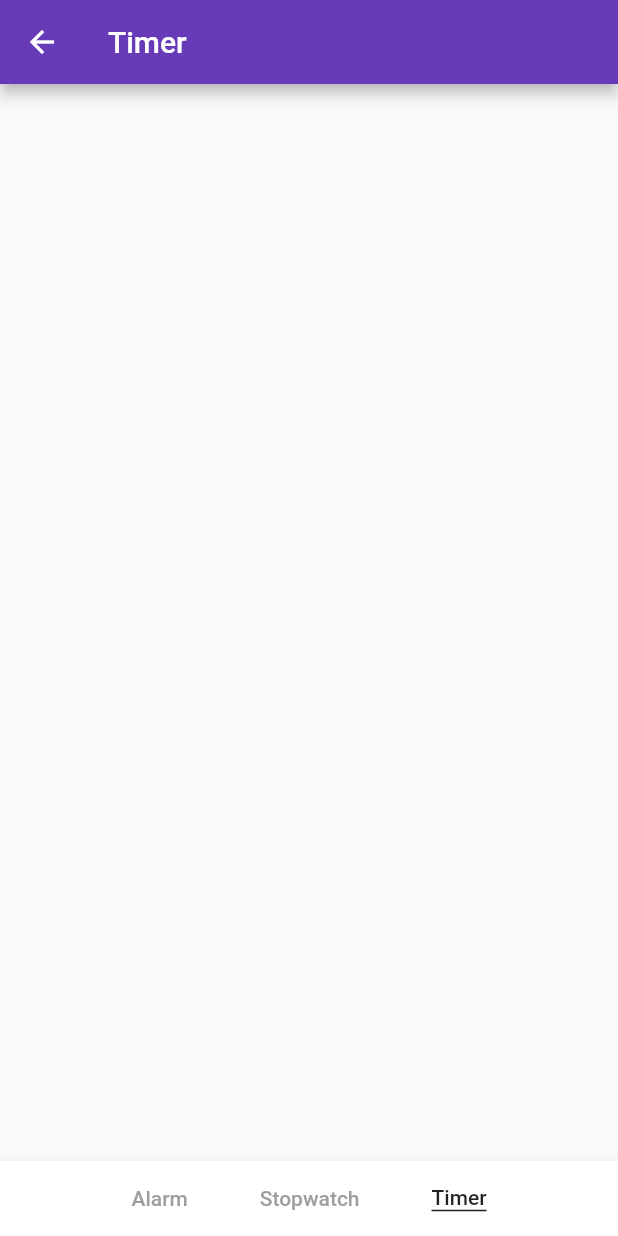
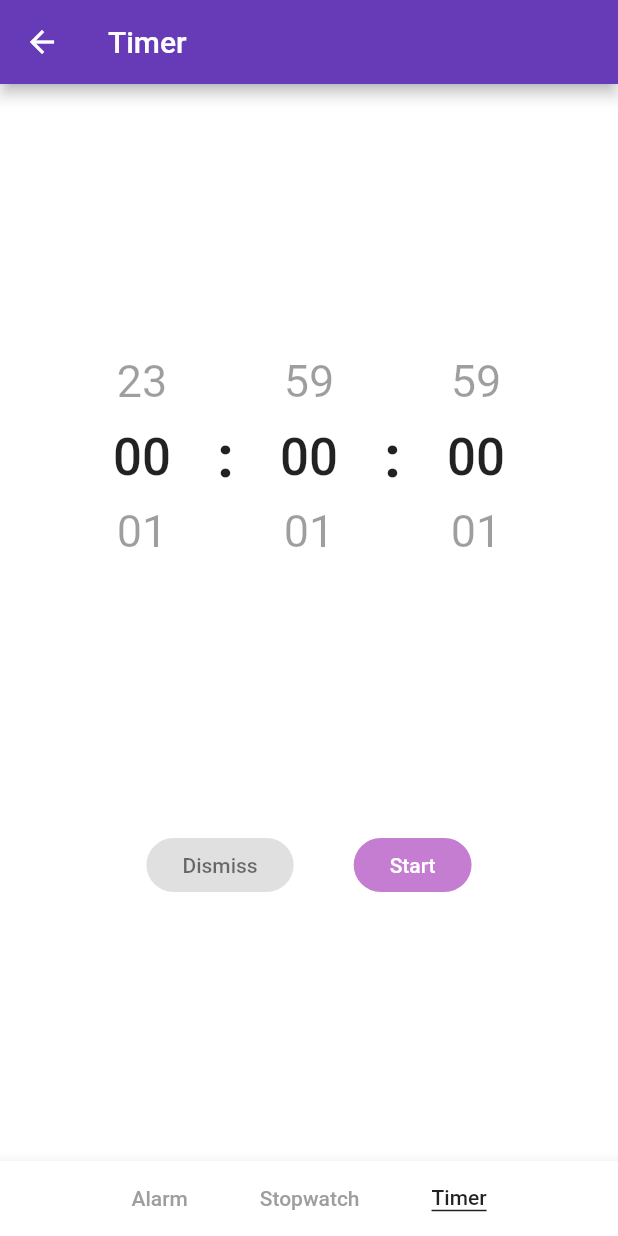
Before and after one commit to GeneralNight/flutter_clock, a Flutter app: the TimerPage screen opened by its route, on a phone screen of 412 x 824 dp. Run offline on Flutter 3.47's test engine with Material 2 defaults, Android fonts, the phone set to English and light mode, and no system bars; drawn by our look-alikes of numberpicker.

Commit message:
Timer page and their components

```diff
--- /dev/null
+++ b/lib/modules/timer/controllers/timer_controller.dart
@@ -0,0 +1,103 @@
+import 'dart:async';
+
+import 'package:flutter/material.dart';
+
+class MyTimer extends ChangeNotifier {
+
+  static MyTimer timer = MyTimer();
+
+  Timer? _timer;
+  int _time = 0;
+  int _initialTime = 0;
+  int _seconds = 0;
+  int _minutes = 0;
+  int _hours = 0;
+  final int _tick = 50;
+  bool _isStarted = false;
+  bool _isRunning = false;
+
+
+
+  int get time => _time;
+  int get initialTime => _initialTime;
+  int get tick => _tick;
+  int get hours => _hours;
+  int get minutes => _minutes;
+  int get seconds => _seconds;
+  bool get isRunning => _isRunning;
+  bool get isStarted => _isStarted;
+
+  void setTime(int time) {
+    _initialTime = time;
+    _time = _initialTime;
+    notifyListeners();
+  }
+
+  void startTimer() {
+    if(_time==0) return;
+    _hours = hours;
+    _minutes = minutes;
+    _seconds = seconds;
+    _isStarted = true;
+    _isRunning = true;
+
+    _timer = Timer.periodic(Duration(milliseconds: _tick), (timer) {
+      if(_time==0) {
+        stopTimer();
+        reset();
+        return;
+      }
+
+      calcTime();
+
+      notifyListeners();
+    });
+  }
+
+  void stopTimer() {
+    if (_isStarted) {
+      _isRunning = false;
+      _timer!.cancel();
+    }
+    notifyListeners();
+  }
+
+  void continueTimer() {
+    if(_isRunning || !_isStarted) {
+      return;
+    }
+
+    _isRunning = true;
+
+    _timer = Timer.periodic(Duration(milliseconds: _tick), (timer) {
+      if(_time==0) {
+        stopTimer();
+        reset();
+        return;
+      }
+
+      calcTime();
+
+      notifyListeners();
+    });
+  }
+
+  void calcTime() {
+    _time-=_tick;
+
+    _seconds = (_time / 1000).floor() % 60;
+    _minutes = (_time / 60000).floor() % 60;
+    _hours = (_time / 3600000).floor();
+  }
+
+  void reset() {
+    _time = 0;
+    _seconds = 0;
+    _hours = 0;
+    _minutes = 0;
+    _isStarted = false;
+    _isRunning = false;
+    notifyListeners();
+  }
+
+}
--- a/lib/modules/timer/timer_page.dart
+++ b/lib/modules/timer/timer_page.dart
@@ -1,4 +1,8 @@
 import 'package:alarm_clock/app_bottom_bar.dart';
+import 'package:alarm_clock/modules/timer/controllers/timer_controller.dart';
+import 'package:alarm_clock/modules/timer/widgets/running_timer_text.dart';
+import 'package:alarm_clock/modules/timer/widgets/start_timer_inputs.dart';
+import 'package:alarm_clock/modules/timer/widgets/timer_buttons.dart';
 import 'package:flutter/material.dart';
 
 class TimerPage extends StatefulWidget {
@@ -9,12 +13,30 @@ class TimerPage extends StatefulWidget {
 }
 
 class _TimerPageState extends State<TimerPage> {
+
+  final myTimer = MyTimer.timer;
+
   @override
   Widget build(BuildContext context) {
     return Scaffold(
       appBar: AppBar(
         title: const Text('Timer',textDirection: TextDirection.ltr),
       ),
+      body: Container(
+        color: Colors.white,
+        child: Column(
+          mainAxisAlignment: MainAxisAlignment.spaceEvenly,
+          crossAxisAlignment: CrossAxisAlignment.center,
+          children: [
+            AnimatedBuilder(animation: myTimer, builder: (context, child) {
+              return !myTimer.isStarted
+              ? const StartTimerInputs()
+              : const RunningTimerText();
+            },),
+            const TimerButtons(),
+          ],
+        ),
+      ),
       bottomNavigationBar: const AppBottomBar()
     );
   }
--- /dev/null
+++ b/lib/modules/timer/widgets/start_timer_inputs.dart
@@ -0,0 +1,80 @@
+import 'package:alarm_clock/modules/timer/controllers/timer_controller.dart';
+import 'package:flutter/material.dart';
+import 'package:numberpicker/numberpicker.dart';
+
+class StartTimerInputs extends StatefulWidget {
+  const StartTimerInputs({super.key});
+
+  @override
+  State<StartTimerInputs> createState() => _StartTimerInputsState();
+}
+
+class _StartTimerInputsState extends State<StartTimerInputs> {
+
+  final myTimer = MyTimer.timer;
+
+  int initialSeconds = 0;
+  int initialMinutes = 0;
+  int initialHours = 0;
+
+  void _handleValueChanged(int value, String inputType) {
+    switch (inputType) {
+      case "hours":
+        setState(() => initialHours = value);
+      break;
+      case "minutes":
+        setState(() => initialMinutes = value);
+      break;
+      case "seconds":
+        setState(() => initialSeconds = value);
+      break;
+    }
+    myTimer.setTime(initialHours*3600+initialMinutes*60000+initialSeconds*1000);
+  }
+  @override
+  Widget build(BuildContext context) {
+    return Row(
+      mainAxisAlignment: MainAxisAlignment.center,
+      children: [
+        NumberPicker(
+          minValue: 0,
+          maxValue: 23,
+          value: initialHours,
+          onChanged: (value) {
+            _handleValueChanged(value,"hours");
+          },
+          infiniteLoop: true,
+          zeroPad: true,
+          textStyle: const TextStyle(fontSize: 30, color: Colors.black38, fontWeight: FontWeight.w400),
+          selectedTextStyle: const TextStyle(fontSize: 34, fontWeight: FontWeight.w500),
+        ),
+        const Text(":",style:TextStyle(fontSize: 40, fontWeight: FontWeight.bold)),
+        NumberPicker(
+          minValue: 0,
+          maxValue: 59,
+          value: initialMinutes,
+          onChanged: (value) {
+            _handleValueChanged(value,"minutes");
+          },
+          infiniteLoop: true,
+          zeroPad: true,
+          textStyle: const TextStyle(fontSize: 30, color: Colors.black38, fontWeight: FontWeight.w400),
+          selectedTextStyle: const TextStyle(fontSize: 34, fontWeight: FontWeight.w500),
+        ),
+        const Text(":",style:TextStyle(fontSize: 40, fontWeight: FontWeight.bold)),
+        NumberPicker(
+          minValue: 0,
+          maxValue: 59,
+          value: initialSeconds,
+          onChanged: (value) {
+            _handleValueChanged(value,"seconds");
+          },
+          infiniteLoop: true,
+          zeroPad: true,
+          textStyle: const TextStyle(fontSize: 30, color: Colors.black38, fontWeight: FontWeight.w400),
+          selectedTextStyle: const TextStyle(fontSize: 34, fontWeight: FontWeight.w500),
+        )
+      ],
+    );
+  }
+}
--- /dev/null
+++ b/lib/modules/timer/widgets/timer_buttons.dart
@@ -0,0 +1,68 @@
+import 'package:alarm_clock/modules/timer/controllers/timer_controller.dart';
+import 'package:flutter/material.dart';
+
+class TimerButtons extends StatefulWidget {
+  const TimerButtons({super.key});
+
+  @override
+  State<TimerButtons> createState() => _TimerButtonsState();
+}
+
+class _TimerButtonsState extends State<TimerButtons> {
+
+  final myTimer = MyTimer.timer;
+
+  @override
+  Widget build(BuildContext context) {
+    return AnimatedBuilder(animation: myTimer, builder: (context, child) {
+      return Row(
+        mainAxisAlignment: MainAxisAlignment.center,
+        children: [
+          TextButton(
+            onPressed: !myTimer.isStarted || myTimer.isRunning
+            ? null
+            : () {
+              myTimer.reset();
+            },
+            style: ButtonStyle(
+              padding: MaterialStateProperty.all(const EdgeInsets.symmetric(horizontal: 24)),
+              shape: MaterialStateProperty.all(const RoundedRectangleBorder(borderRadius: BorderRadius.all(Radius.circular(32)))),
+              backgroundColor: MaterialStateProperty.all(Colors.black12),
+            ),
+            child: Text(
+              "Dismiss",
+              style: TextStyle(color: !myTimer.isStarted || myTimer.isRunning  ? Colors.black54 : Colors.black),
+            ),
+          ),
+          Container(width: 40,),
+          TextButton(
+            onPressed: myTimer.time==0 ? null : () {
+              !myTimer.isStarted
+              ? myTimer.startTimer()
+              : myTimer.isRunning
+              ? myTimer.stopTimer()
+              : myTimer.continueTimer();
+            },
+            style: ButtonStyle(
+              padding: MaterialStateProperty.all(const EdgeInsets.symmetric(horizontal: 24)),
+              shape: MaterialStateProperty.all(const RoundedRectangleBorder(borderRadius: BorderRadius.all(Radius.circular(32)))),
+              backgroundColor: myTimer.time == 0
+              ? MaterialStateProperty.all(Colors.purple.withOpacity(.6))
+              : myTimer.isRunning && myTimer.isStarted
+              ? MaterialStateProperty.all(Colors.red)
+              : MaterialStateProperty.all(Colors.deepPurple),
+
+            ),
+            child: Text(
+              !myTimer.isStarted
+              ? "Start"
+              : myTimer.isRunning
+              ? "Pause"
+              : "Continue",
+              style: const TextStyle(color: Colors.white),
+            ),)
+        ],
+      );
+    },);
+  }
+}
```
Also changed, not shown: lib/modules/timer/widgets/running_timer_text.dart (added, +47 -0 lines).
